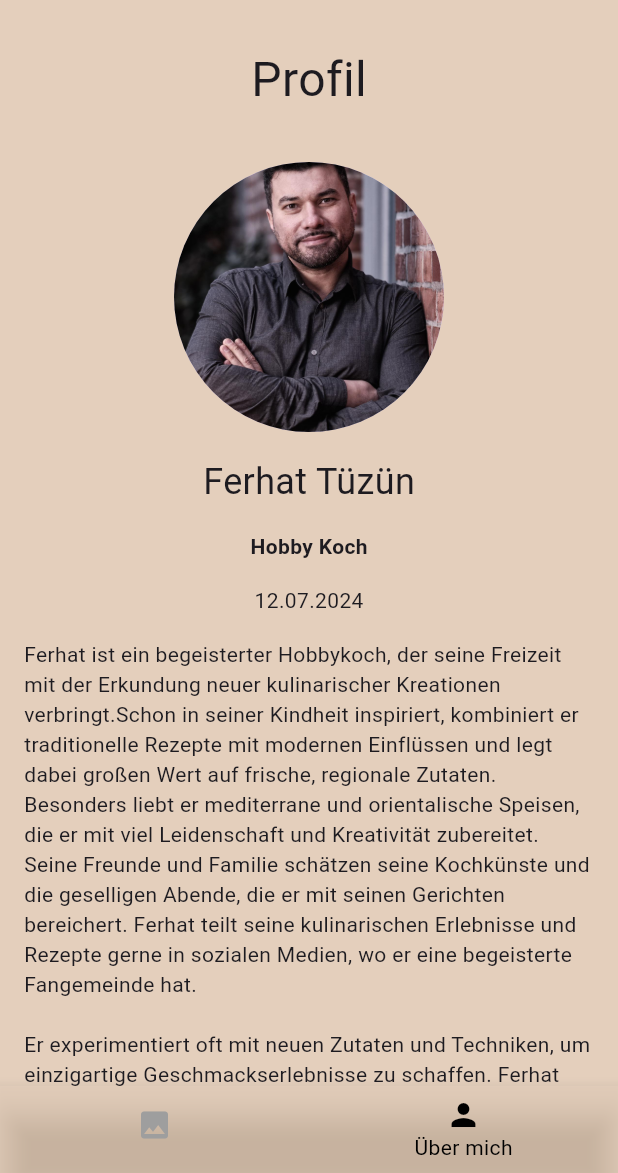
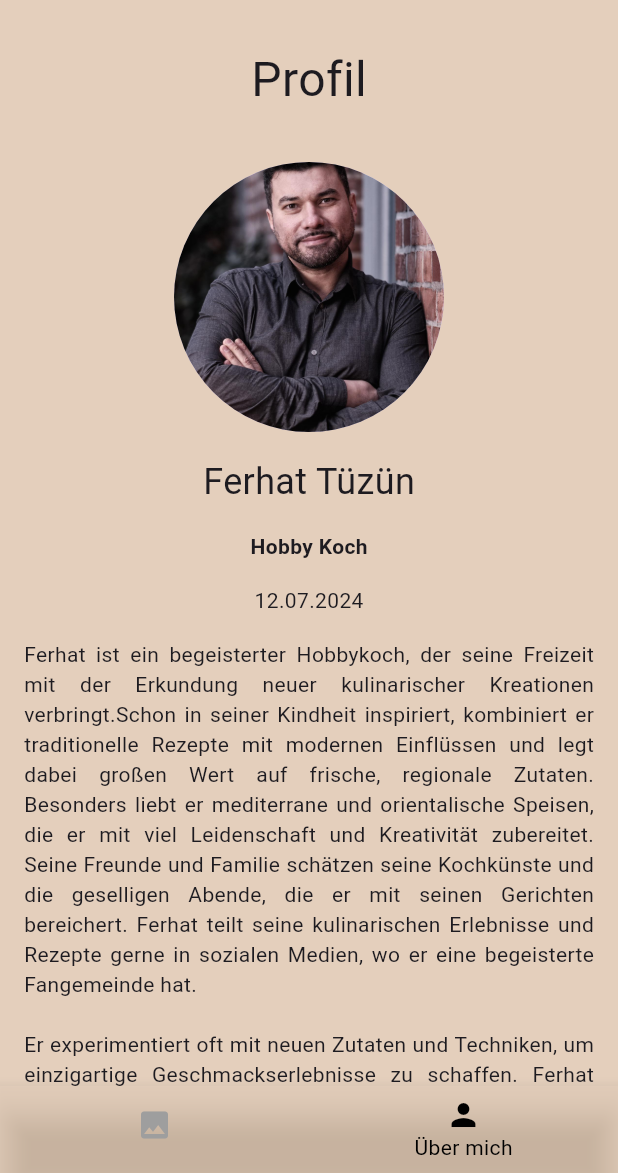
Before and after one commit to FerushT/flutter_bildergalerie_4_6_4, a Flutter app: the screen it shows after launch, item 2 of the bottom bar chosen, on a phone screen of 412 x 824 dp, the part 63-1236 px from its top. Run offline on Flutter 3.47's test engine with Material 3 defaults, Android fonts, the light colour scheme and no system bars.

Commit message:
Changed UserBio Text

```diff
--- a/lib/src/features/profile/presentationn/ueber_mich_screen.dart
+++ b/lib/src/features/profile/presentationn/ueber_mich_screen.dart
@@ -5,7 +5,7 @@
     userName: "Ferhat Tüzün",
     userJob: "Hobby Koch",
     userBio:
-        "Ferhat ist ein begeisterter Hobbykoch, der seine Freizeit mit der Erkundung neuer kulinarischer Kreationen verbringt.Schon in seiner Kindheit inspiriert, kombiniert er traditionelle Rezepte mit modernen Einflüssen und legt dabei großen Wert auf frische, regionale Zutaten. Besonders liebt er mediterrane und orientalische Speisen, die er mit viel Leidenschaft und Kreativität zubereitet. Seine Freunde und Familie schätzen seine Kochkünste und die geselligen Abende, die er mit seinen Gerichten bereichert. Ferhat teilt seine kulinarischen Erlebnisse und Rezepte gerne in sozialen Medien, wo er eine begeisterte Fangemeinde hat.\n\nEr experimentiert oft mit neuen Zutaten und Techniken, um einzigartige Geschmackserlebnisse zu schaffen. Ferhat besucht regelmäßig lokale Märkte, um die besten Produkte auszuwählen. Seine Küche ist ein Ort der Inspiration und Freude, in dem er immer wieder neue Gerichte kreiert. Auch das Anrichten der Speisen ist ihm wichtig, da er großen Wert auf eine ansprechende Präsentation legt. Seine Leidenschaft für das Kochen ist ansteckend und motiviert andere, ebenfalls kreativ in der Küche zu werden.",
+        '''Ferhat ist ein begeisterter Hobbykoch, der seine Freizeit mit der Erkundung neuer kulinarischer Kreationen verbringt.Schon in seiner Kindheit inspiriert, kombiniert er traditionelle Rezepte mit modernen Einflüssen und legt dabei großen Wert auf frische, regionale Zutaten. Besonders liebt er mediterrane und orientalische Speisen, die er mit viel Leidenschaft und Kreativität zubereitet. Seine Freunde und Familie schätzen seine Kochkünste und die geselligen Abende, die er mit seinen Gerichten bereichert. Ferhat teilt seine kulinarischen Erlebnisse und Rezepte gerne in sozialen Medien, wo er eine begeisterte Fangemeinde hat.\n\nEr experimentiert oft mit neuen Zutaten und Techniken, um einzigartige Geschmackserlebnisse zu schaffen. Ferhat besucht regelmäßig lokale Märkte, um die besten Produkte auszuwählen. Seine Küche ist ein Ort der Inspiration und Freude, in dem er immer wieder neue Gerichte kreiert. Auch das Anrichten der Speisen ist ihm wichtig, da er großen Wert auf eine ansprechende Präsentation legt. Seine Leidenschaft für das Kochen ist ansteckend und motiviert andere, ebenfalls kreativ in der Küche zu werden.''',
     userDate: "12.07.2024",
     userImagePath: "assets/images/profilbild_ferhat.jpg");
 
@@ -53,7 +53,10 @@
                 const SizedBox(
                   height: 16,
                 ),
-                Text(ferhat.userBio),
+                Text(
+                  ferhat.userBio,
+                  textAlign: TextAlign.justify,
+                ),
               ],
             ),
           ),
```
